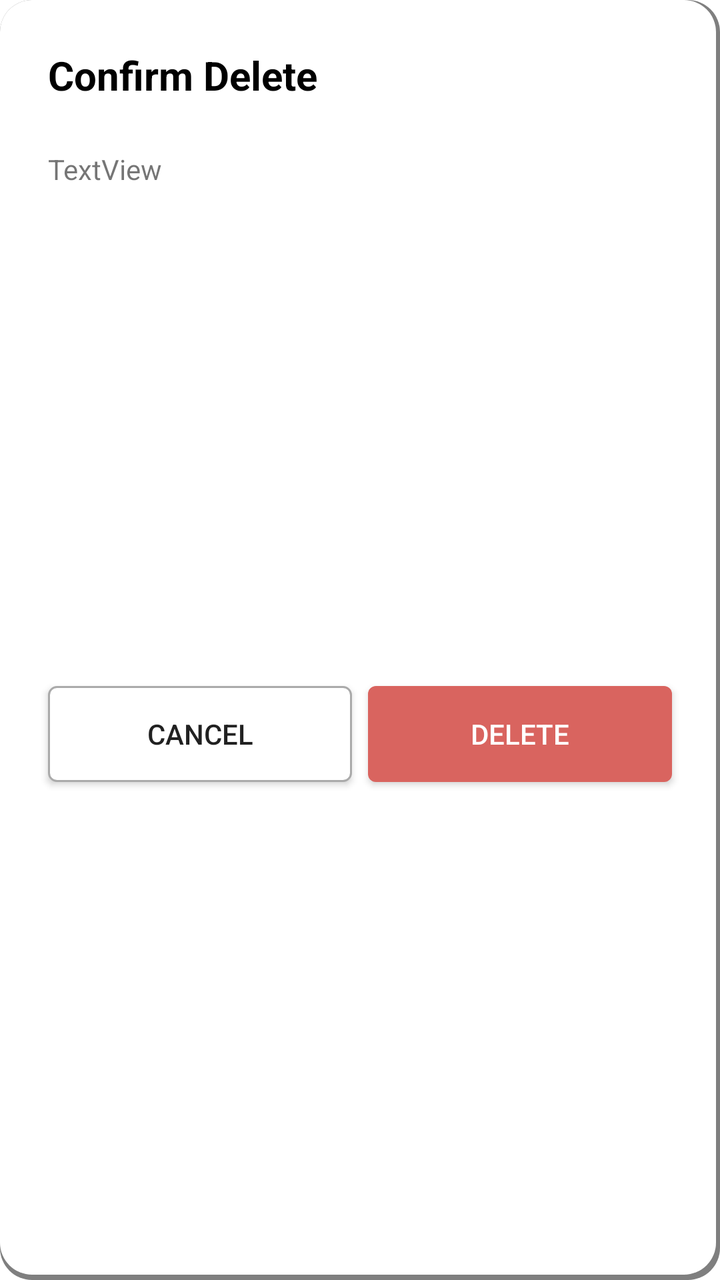
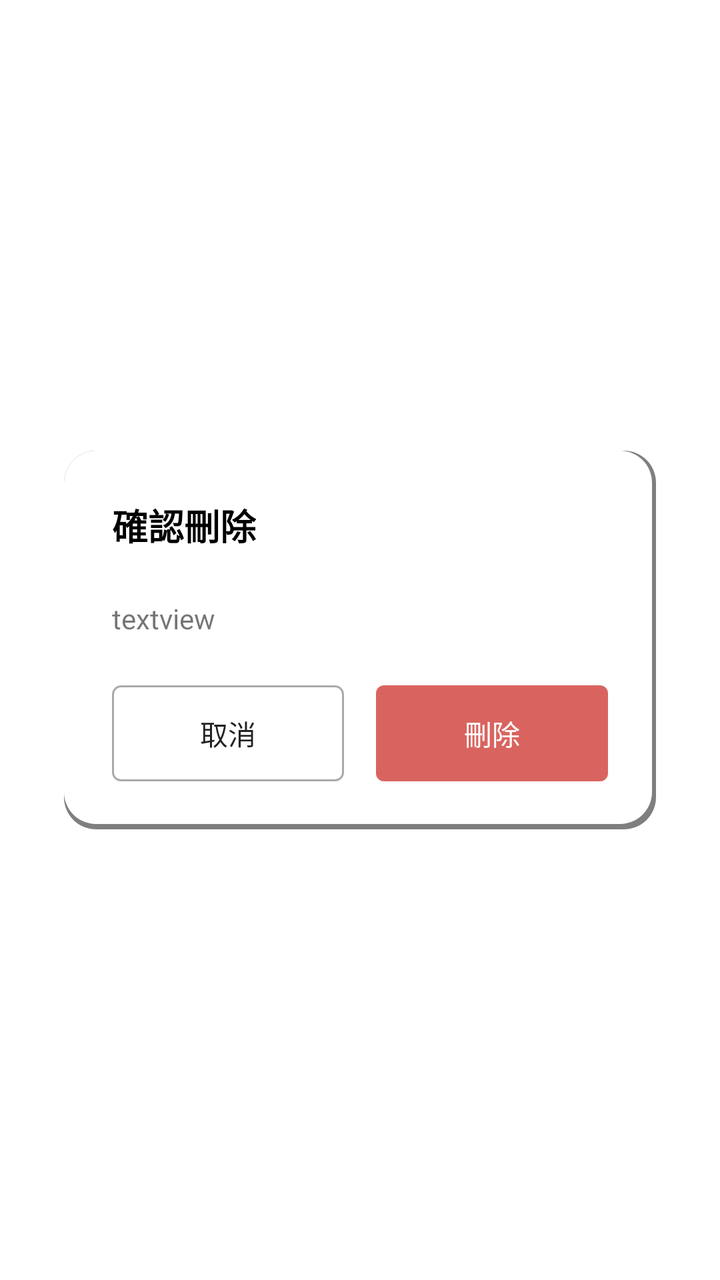

Screens rendered from an Android XML layout before and after an edit, with the pre-edit source and the edit as a unified diff.
<!-- AndroidManifest.xml: application theme Theme.Covid_19Information2 -->
<!-- res/layout/confirm_dialog.xml -->
<?xml version="1.0" encoding="utf-8"?>
<androidx.constraintlayout.widget.ConstraintLayout xmlns:android="http://schemas.android.com/apk/res/android"
    xmlns:app="http://schemas.android.com/apk/res-auto"
    xmlns:tools="http://schemas.android.com/tools"
    android:layout_width="wrap_content"
    android:layout_height="wrap_content"
    android:background="@drawable/custom_textbox_view">

    <androidx.appcompat.widget.AppCompatButton
        android:id="@+id/cancel2_btn"
        android:layout_width="0dp"
        android:layout_height="wrap_content"
        android:layout_marginStart="24dp"
        android:layout_marginTop="24dp"
        android:layout_marginEnd="4dp"
        android:layout_marginBottom="24dp"
        android:background="@drawable/custom_cancel_btn_view"
        android:text="Cancel"
        app:layout_constraintBottom_toBottomOf="parent"
        app:layout_constraintEnd_toStartOf="@+id/delete_btn"
        app:layout_constraintStart_toStartOf="parent"
        app:layout_constraintTop_toBottomOf="@+id/description_tv" />

    <androidx.appcompat.widget.AppCompatButton
        android:id="@+id/delete_btn"
        android:layout_width="0dp"
        android:layout_height="wrap_content"
        android:layout_marginStart="4dp"
        android:layout_marginTop="24dp"
        android:layout_marginEnd="24dp"
        android:layout_marginBottom="24dp"
        android:background="@drawable/custom_comfirm2_btn_view"
        android:text="Delete"
        android:textColor="@color/white"
        app:layout_constraintBottom_toBottomOf="parent"
        app:layout_constraintEnd_toEndOf="parent"
        app:layout_constraintStart_toEndOf="@+id/cancel2_btn"
        app:layout_constraintTop_toBottomOf="@+id/description_tv" />

    <TextView
        android:id="@+id/title5_tv"
        android:layout_width="wrap_content"
        android:layout_height="wrap_content"
        android:layout_marginStart="24dp"
        android:layout_marginTop="24dp"
        android:text="Confirm Delete"
        android:textColor="@color/black"
        android:textSize="20sp"
        android:textStyle="bold"
        app:layout_constraintStart_toStartOf="parent"
        app:layout_constraintTop_toTopOf="parent" />

    <TextView
        android:id="@+id/description_tv"
        android:layout_width="0dp"
        android:layout_height="wrap_content"
        android:layout_marginStart="24dp"
        android:layout_marginTop="24dp"
        android:layout_marginEnd="24dp"
        android:text="TextView"
        app:layout_constraintEnd_toEndOf="parent"
        app:layout_constraintStart_toStartOf="parent"
        app:layout_constraintTop_toBottomOf="@+id/title5_tv" />
</androidx.constraintlayout.widget.ConstraintLayout>
<!-- resources referenced by this layout -->
<resources>
  <color name="black">#FF000000</color>
  <color name="white">#FFFFFFFF</color>
  <!-- drawable custom_cancel_btn_view (drawable) -->
  <?xml version="1.0" encoding="utf-8"?>
  <selector xmlns:android="http://schemas.android.com/apk/res/android">
      <item android:state_pressed="false">
          <shape android:shape="rectangle">
              <corners android:radius="4dp"/>
              <solid android:color="@color/white" />
              <stroke android:color="@android:color/darker_gray"
                  android:width="1dp"/>
          </shape>
      </item>
      <item android:state_pressed="true">
          <shape android:shape="rectangle">
              <corners android:radius="4dp"/>
              <solid android:color="@android:color/darker_gray"/>
          </shape>
      </item>
  </selector>
  <!-- drawable custom_comfirm2_btn_view (drawable) -->
  <?xml version="1.0" encoding="utf-8"?>
  <selector xmlns:android="http://schemas.android.com/apk/res/android">
      <item android:state_pressed="false">
          <shape android:shape="rectangle">
              <corners android:radius="4dp"/>
              <solid android:color="#D9645F"/>
          </shape>
      </item>
      <item android:state_pressed="true">
          <shape android:shape="rectangle">
              <corners android:radius="4dp"/>
              <solid android:color="#954541"/>
          </shape>
      </item>
  </selector>
  <!-- drawable custom_textbox_view (drawable) -->
  <?xml version="1.0" encoding="utf-8"?>
  <selector xmlns:android="http://schemas.android.com/apk/res/android">
      <item android:state_enabled="true">
          <layer-list>
              <item>
                  <shape android:shape="rectangle">
                      <corners android:radius="16dp"/>
                      <gradient android:startColor="@android:color/transparent"
                          android:endColor="#80000000"
                          android:type="radial"
                          android:angle="315"
                          android:centerX="0.55"
                          android:centerY="0"/>
                  </shape>
              </item>
              <item android:bottom="8px"
                  android:right="6px">
                  <shape>
                      <solid android:color="@color/white"/>
                      <corners android:radius="16dp"/>
                  </shape>
              </item>
          </layer-list>
      </item>
  </selector>
  <style name="Theme.Covid_19Information2" parent="Theme.MaterialComponents.Light.NoActionBar">
          
          <item name="colorPrimary">@color/purple_500</item>
          <item name="colorPrimaryVariant">#232D3A</item>
          <item name="colorOnPrimary">@color/white</item>
          
          <item name="colorSecondary">@color/teal_200</item>
          <item name="colorSecondaryVariant">@color/teal_700</item>
          <item name="colorOnSecondary">@color/black</item>
          
          <item name="android:statusBarColor" tools:targetApi="l">?attr/colorPrimaryVariant</item>
          
      </style>
  <color name="purple_500">#FF6200EE</color>
  <color name="teal_200">#FF03DAC5</color>
  <color name="teal_700">#FF018786</color>
</resources>

<!-- the commit's change to res/layout/confirm_dialog.xml (unified diff, before → after) -->
@@ -2,63 +2,61 @@
 <androidx.constraintlayout.widget.ConstraintLayout xmlns:android="http://schemas.android.com/apk/res/android"
     xmlns:app="http://schemas.android.com/apk/res-auto"
     xmlns:tools="http://schemas.android.com/tools"
-    android:layout_width="wrap_content"
-    android:layout_height="wrap_content"
-    android:background="@drawable/custom_textbox_view">
+    android:layout_width="match_parent"
+    android:layout_height="match_parent"
+    android:padding="32dp">
 
-    <androidx.appcompat.widget.AppCompatButton
-        android:id="@+id/cancel2_btn"
+    <LinearLayout
         android:layout_width="0dp"
         android:layout_height="wrap_content"
-        android:layout_marginStart="24dp"
-        android:layout_marginTop="24dp"
-        android:layout_marginEnd="4dp"
-        android:layout_marginBottom="24dp"
-        android:background="@drawable/custom_cancel_btn_view"
-        android:text="Cancel"
-        app:layout_constraintBottom_toBottomOf="parent"
-        app:layout_constraintEnd_toStartOf="@+id/delete_btn"
-        app:layout_constraintStart_toStartOf="parent"
-        app:layout_constraintTop_toBottomOf="@+id/description_tv" />
-
-    <androidx.appcompat.widget.AppCompatButton
-        android:id="@+id/delete_btn"
-        android:layout_width="0dp"
-        android:layout_height="wrap_content"
-        android:layout_marginStart="4dp"
-        android:layout_marginTop="24dp"
-        android:layout_marginEnd="24dp"
-        android:layout_marginBottom="24dp"
-        android:background="@drawable/custom_comfirm2_btn_view"
-        android:text="Delete"
-        android:textColor="@color/white"
+        android:orientation="vertical"
         app:layout_constraintBottom_toBottomOf="parent"
         app:layout_constraintEnd_toEndOf="parent"
-        app:layout_constraintStart_toEndOf="@+id/cancel2_btn"
-        app:layout_constraintTop_toBottomOf="@+id/description_tv" />
+        app:layout_constraintHorizontal_bias="0.5"
+        app:layout_constraintStart_toStartOf="parent"
+        app:layout_constraintTop_toTopOf="parent"
+        android:background="@drawable/custom_textbox_view"
+        android:padding="24dp">
 
-    <TextView
-        android:id="@+id/title5_tv"
-        android:layout_width="wrap_content"
-        android:layout_height="wrap_content"
-        android:layout_marginStart="24dp"
-        android:layout_marginTop="24dp"
-        android:text="Confirm Delete"
-        android:textColor="@color/black"
-        android:textSize="20sp"
-        android:textStyle="bold"
-        app:layout_constraintStart_toStartOf="parent"
-        app:layout_constraintTop_toTopOf="parent" />
+        <TextView
+            android:id="@+id/title2_tv"
+            android:layout_width="wrap_content"
+            android:layout_height="wrap_content"
+            android:text="確認刪除"
+            android:textSize="18sp"
+            android:textColor="@color/black"
+            android:textStyle="bold"/>
 
-    <TextView
-        android:id="@+id/description_tv"
-        android:layout_width="0dp"
-        android:layout_height="wrap_content"
-        android:layout_marginStart="24dp"
-        android:layout_marginTop="24dp"
-        android:layout_marginEnd="24dp"
-        android:text="TextView"
-        app:layout_constraintEnd_toEndOf="parent"
-        app:layout_constraintStart_toStartOf="parent"
-        app:layout_constraintTop_toBottomOf="@+id/title5_tv" />
+        <TextView
+            android:id="@+id/message_tv"
+            android:layout_marginTop="24dp"
+            android:text="textview"
+            android:layout_width="match_parent"
+            android:layout_height="wrap_content"/>
+
+        <LinearLayout
+            android:layout_width="match_parent"
+            android:layout_height="wrap_content"
+            android:layout_marginTop="24dp">
+
+            <androidx.appcompat.widget.AppCompatButton
+                android:id="@+id/cancel2_btn"
+                android:layout_width="match_parent"
+                android:layout_height="wrap_content"
+                android:text="取消"
+                android:layout_marginEnd="8dp"
+                android:background="@drawable/custom_cancel_btn_view"
+                android:layout_weight="1"/>
+
+            <androidx.appcompat.widget.AppCompatButton
+                android:id="@+id/confirm2_btn"
+                android:layout_width="match_parent"
+                android:layout_height="wrap_content"
+                android:layout_weight="1"
+                android:layout_marginStart="8dp"
+                android:text="刪除"
+                android:textColor="@color/white"
+                android:background="@drawable/custom_comfirm2_btn_view"/>
+        </LinearLayout>
+    </LinearLayout>
 </androidx.constraintlayout.widget.ConstraintLayout>
